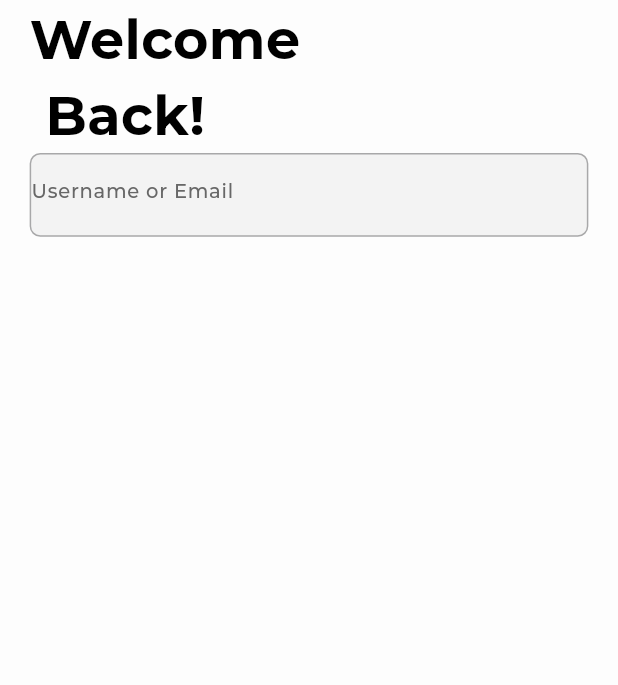
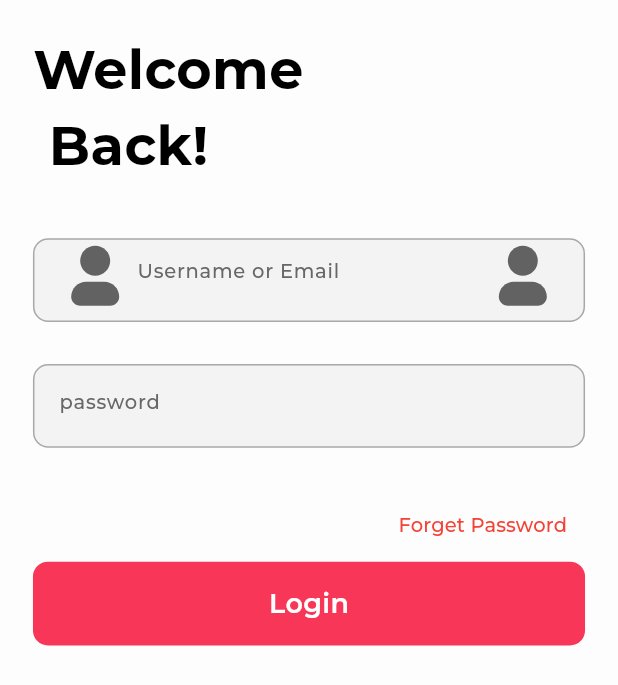
Before and after one commit to yousef2256/e-commerce_shop, a Flutter app: the SignInScreen screen opened directly, on a phone screen of 412 x 824 dp. Shown: the top 685 px of the screen. Run offline on Flutter 3.47's test engine with Material 3 defaults, Android fonts, the phone set to English and light mode, and no system bars; our stand-ins replace flutter_screenutil, flutter_svg; project files that could hold a hidden picture were left out.

Commit message:
sum fetures

```diff
--- a/lib/core/routes/app_Router.dart
+++ b/lib/core/routes/app_Router.dart
@@ -6,11 +6,11 @@ import 'package:flutter/material.dart';
 class AppRouter {
   Route generateRourer(RouteSettings settings) {
     switch (settings.name) {
-      case Routs.OnbordingScreen:
+      case Routs.onbordingScreen:
         return MaterialPageRoute(
           builder: (_) => const OnboardingScreen(),
         );
-      case Routs.SignInScreen:
+      case Routs.signInScreen:
         return MaterialPageRoute(
           builder: (_) => const SignInScreen(),
         );
--- a/lib/core/routes/routs.dart
+++ b/lib/core/routes/routs.dart
@@ -1,4 +1,4 @@
 class Routs {
-  static const OnbordingScreen = '/OnbordingScreen';
-  static const SignInScreen = '/SignInScreen';
+  static const onbordingScreen = '/OnbordingScreen';
+  static const signInScreen = '/SignInScreen';
 }
--- a/lib/core/widgets/custome_botton.dart
+++ b/lib/core/widgets/custome_botton.dart
@@ -1,4 +1,6 @@
+import 'package:ecommerce_mobile_app/core/theme/style/colors.dart';
 import 'package:flutter/material.dart';
+import 'package:flutter_screenutil/flutter_screenutil.dart';
 
 class CustomeBotton extends StatelessWidget {
   final String textBotton;
@@ -11,32 +13,20 @@ class CustomeBotton extends StatelessWidget {
     return GestureDetector(
       onTap: onpressd,
       child: Container(
-        width: 350,
-        height: 50,
+        width: double.infinity,
+        height: 55.h,
         decoration: BoxDecoration(
-          borderRadius: BorderRadius.circular(7),
-          gradient: const LinearGradient(
-            begin: Alignment.centerLeft,
-            end: Alignment.centerRight,
-            colors: [Color(0xff002f8c), Color(0xff0080ba), Color(0xffbd15ad)],
-          ),
+          borderRadius: BorderRadius.circular(10),
+          color: ColorManegar.red,
         ),
-        child: Padding(
-          padding: const EdgeInsets.symmetric(horizontal: 25),
-          child: Row(
-            mainAxisAlignment: MainAxisAlignment.spaceBetween,
-            children: [
-              Text(
-                textBotton,
-                style: const TextStyle(
-                  fontSize: 13,
-                  fontWeight: FontWeight.w400,
-                ),
-              ),
-              const Icon(
-                Icons.arrow_right_alt,
-              ),
-            ],
+        child: Center(
+          child: Text(
+            textBotton,
+            style: const TextStyle(
+              fontSize: 18,
+              fontWeight: FontWeight.w600,
+              color: Colors.white,
+            ),
           ),
         ),
       ),
--- a/lib/core/widgets/custome_textfeald.dart
+++ b/lib/core/widgets/custome_textfeald.dart
@@ -24,9 +24,11 @@ class CustomTextField extends StatelessWidget {
         width: double.infinity,
         decoration: BoxDecoration(
           color: const Color(0xFFF3F3F3),
-          borderRadius: BorderRadius.circular(7),
+          borderRadius: BorderRadius.circular(10.r),
           border: Border.all(color: const Color(0xFFA8A8A9)),
         ),
+        child: Padding(
+          padding: EdgeInsets.symmetric(horizontal: 15.w),
           child: TextFormField(
             obscureText: obscuretext ?? false,
             decoration: InputDecoration(
@@ -37,10 +39,13 @@ class CustomTextField extends StatelessWidget {
                 color: Color(0xFF676767),
               ),
               hintText: hintText,
-            suffixIcon: suffixIcon,
+              suffixIcon: prefixIcon,
               prefixIcon: prefixIcon,
+
+              // prefix: prefixIcon,
               prefixIconColor: Colors.grey,
               suffixIconColor: Colors.grey,
+            ),
           ),
         ),
       ),
--- a/lib/core/widgets/text_Botton.dart
+++ b/lib/core/widgets/text_Botton.dart
@@ -30,7 +30,7 @@ class CustomeTextBotton extends StatelessWidget {
             textBotton,
             style: const TextStyle(
               fontSize: 13,
-              color: Colors.white,
+              color: Colors.red,
             ),
           ),
         ),
--- a/lib/ecommerce_shop_app.dart
+++ b/lib/ecommerce_shop_app.dart
@@ -22,7 +22,7 @@ class EcommerceShopApp extends StatelessWidget {
         title: 'Ecommerce shop app',
         theme: lightetheme,
         darkTheme: darcktheme,
-        initialRoute: Routs.OnbordingScreen,
+        initialRoute: Routs.onbordingScreen,
         onGenerateRoute: appRouter.generateRourer,
       ),
     );
--- a/lib/ui/screens/onbording_screens/onbprding_screen.dart
+++ b/lib/ui/screens/onbording_screens/onbprding_screen.dart
@@ -123,7 +123,7 @@ class _OnboardingScreenState extends State<OnboardingScreen> {
                   TextButton(
                     onPressed: () {
                       if (currentPage == 2) {
-                        context.pushNamed(Routs.SignInScreen);
+                        context.pushNamed(Routs.signInScreen);
                       } else {
                         controller.nextPage(
                           duration: const Duration(milliseconds: 300),
--- a/lib/ui/screens/sign_in_screen/sign_in_screen.dart
+++ b/lib/ui/screens/sign_in_screen/sign_in_screen.dart
@@ -1,6 +1,9 @@
+import 'package:ecommerce_mobile_app/core/widgets/custome_botton.dart';
 import 'package:ecommerce_mobile_app/core/widgets/custome_textfeald.dart';
+import 'package:ecommerce_mobile_app/core/widgets/text_Botton.dart';
 import 'package:flutter/material.dart';
 import 'package:flutter_screenutil/flutter_screenutil.dart';
+import 'package:flutter_svg/svg.dart';
 
 class SignInScreen extends StatefulWidget {
   const SignInScreen({super.key});
@@ -15,15 +18,54 @@ class _SignInScreenState extends State<SignInScreen> {
     return Scaffold(
       body: SafeArea(
         child: Padding(
-          padding: EdgeInsets.symmetric(horizontal: 18.w),
-          child: const Column(
+          padding: EdgeInsets.symmetric(horizontal: 20.w),
+          child: Column(
             crossAxisAlignment: CrossAxisAlignment.start,
             children: [
-              Text(
+              SizedBox(
+                height: 20.h,
+              ),
+              const Text(
                 "Welcome\n Back!",
                 style: TextStyle(fontSize: 36, fontWeight: FontWeight.w700),
               ),
-              CustomTextField(hintText: "Username or Email"),
+              SizedBox(
+                height: 36.h,
+              ),
+              CustomTextField(
+                hintText: "Username or Email",
+                prefixIcon: Expanded(
+                  child: SizedBox(
+                    height: 10,
+                    child: SvgPicture.asset(
+                      'assets/svgs/User.svg',
+                      fit: BoxFit.contain,
+                      height: 10,
+                    ),
+                  ),
+                ),
+              ),
+              const CustomTextField(
+                hintText: "password",
+                suffixIcon: Icon(Icons.remove_red_eye_outlined),
+              ),
+              // SizedBox(
+              //   height: 83.h,
+              // ),
+              Row(
+                mainAxisAlignment: MainAxisAlignment.end,
+                children: [
+                  CustomeTextBotton(
+                    onpressd: () {},
+                    text: '',
+                    textBotton: 'Forget Password',
+                  ),
+                ],
+              ),
+              CustomeBotton(
+                onpressd: () {},
+                textBotton: "Login",
+              ),
             ],
           ),
         ),
```
Lines whose indentation alone changed are shown as unchanged.
